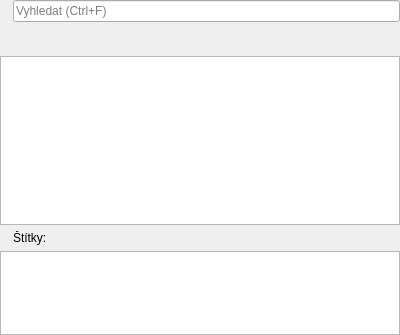
First picture: the form in src/wgt/songlistwidget.ui, repository CZDanol/StrawLumen, before the edit.
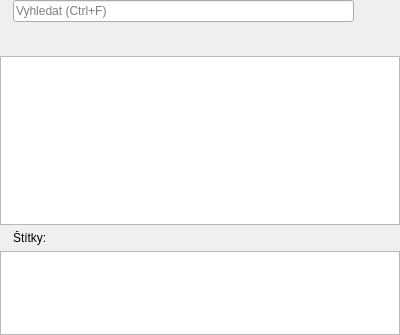
Second picture: the form after the edit. Icons and pictures are not drawn. Custom widgets are drawn as their Qt base class.

```diff
--- a/src/wgt/songlistwidget.ui
+++ b/src/wgt/songlistwidget.ui
@@ -107,23 +107,6 @@
      </property>
     </widget>
    </item>
-   <item row="0" column="1">
-    <widget class="ExtendedLineEdit" name="lnSearch">
-     <property name="placeholderText">
-      <string>Vyhledat (Ctrl+F)</string>
-     </property>
-     <property name="clearButtonEnabled">
-      <bool>true</bool>
-     </property>
-    </widget>
-   </item>
-   <item row="5" column="0">
-    <widget class="QLabel" name="label_2">
-     <property name="pixmap">
-      <pixmap resource="../../res/resources.qrc">:/icons/16/Tags_16px.png</pixmap>
-     </property>
-    </widget>
-   </item>
    <item row="5" column="1">
     <widget class="QLabel" name="label_3">
      <property name="text">
@@ -188,6 +171,37 @@
      </layout>
     </widget>
    </item>
+   <item row="0" column="1">
+    <layout class="QHBoxLayout" name="horizontalLayout_2">
+     <item>
+      <widget class="ExtendedLineEdit" name="lnSearch">
+       <property name="placeholderText">
+        <string>Vyhledat (Ctrl+F)</string>
+       </property>
+       <property name="clearButtonEnabled">
+        <bool>true</bool>
+       </property>
+      </widget>
+     </item>
+     <item>
+      <widget class="QPushButton" name="btnSearchInText">
+       <property name="toolTip">
+        <string>Hledat i v textech písní</string>
+       </property>
+       <property name="icon">
+        <iconset resource="../../res/resources.qrc">
+         <normaloff>:/icons/16/Term_16px.png</normaloff>:/icons/16/Term_16px.png</iconset>
+       </property>
+       <property name="checkable">
+        <bool>true</bool>
+       </property>
+       <property name="flat">
+        <bool>true</bool>
+       </property>
+      </widget>
+     </item>
+    </layout>
+   </item>
   </layout>
  </widget>
  <customwidgets>
```
Left out of the diff: 58 changed lines with no effect on the pictures.
